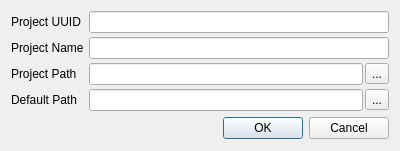
basileios-anastasatos/AnnoTool, file AnnoTool/src/uiStuff/forms/DlgNewProject.ui: the form before one commit.
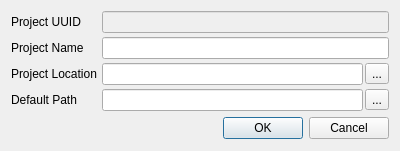
The form after the commit.

Patch:
```diff
--- a/AnnoTool/src/uiStuff/forms/DlgNewProject.ui
+++ b/AnnoTool/src/uiStuff/forms/DlgNewProject.ui
@@ -50,6 +50,9 @@
        </item>
        <item row="0" column="1">
         <widget class="QLineEdit" name="editUuid">
+         <property name="enabled">
+          <bool>false</bool>
+         </property>
          <property name="readOnly">
           <bool>true</bool>
          </property>
@@ -71,7 +74,7 @@
        <item row="2" column="0">
         <widget class="QLabel" name="lbProjectPath">
          <property name="text">
-          <string>Project Path</string>
+          <string>Project Location</string>
          </property>
          <property name="buddy">
           <cstring>editProjectPath</cstring>
```
